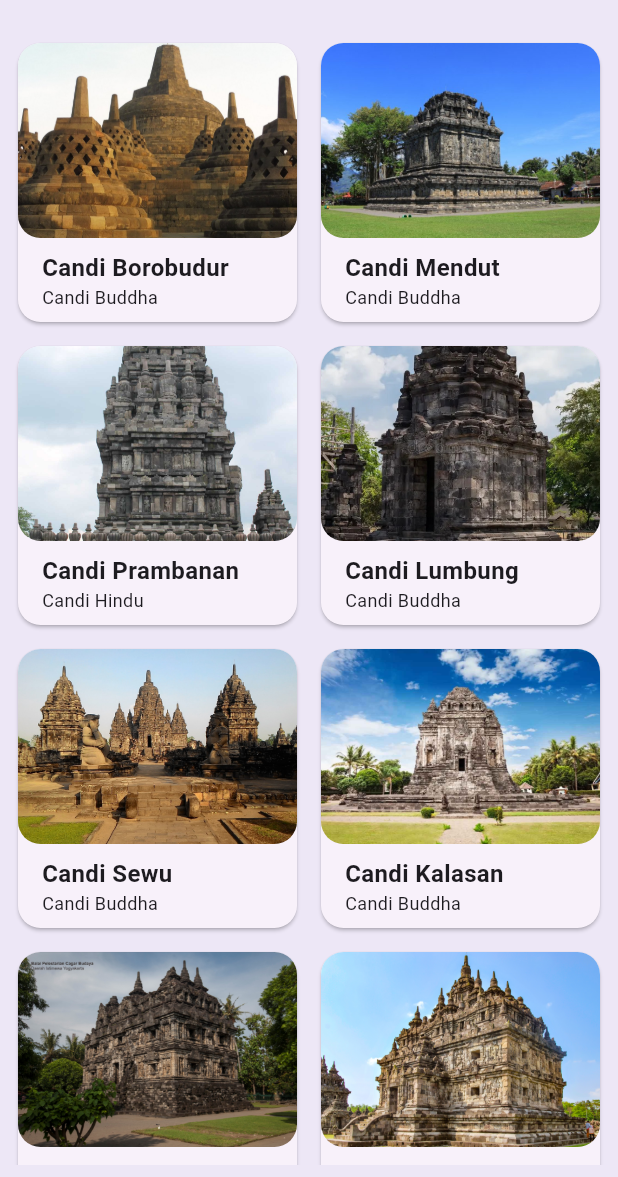
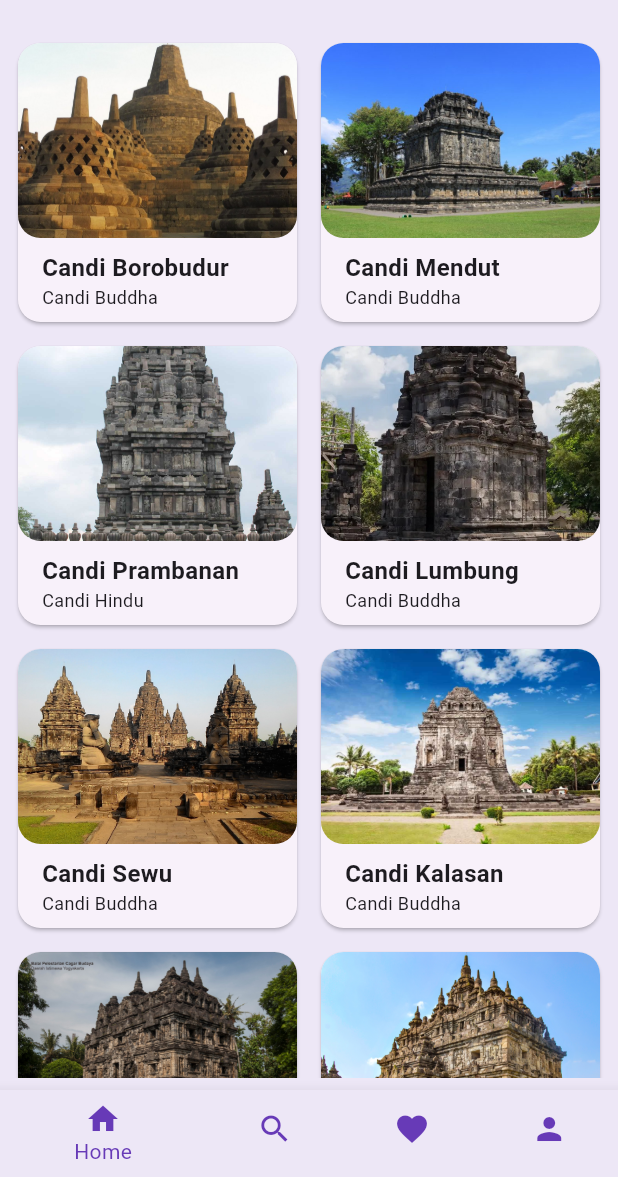
Before and after one commit to wahyudialfurqon/11_WisataCandi_WahyudiAlfurqon, a Flutter app: the screen it shows after launch, on a phone screen of 412 x 824 dp, the part 59-1236 px from its top. Run offline on Flutter 3.47's test engine with Material 3 defaults, Android fonts, the phone set to English and light mode, and no system bars.

Commit message:
Add Navigation Bar & Routes pada SS

```diff
--- a/lib/main.dart
+++ b/lib/main.dart
@@ -1,6 +1,7 @@
 import 'package:flutter/material.dart';
 import 'package:wisata_candi_wahyu/data/candi_data.dart';
 import 'package:wisata_candi_wahyu/screens/detail_screen.dart';
+import 'package:wisata_candi_wahyu/screens/favorite_screen.dart';
 import 'package:wisata_candi_wahyu/screens/home_screen.dart';
 import 'package:wisata_candi_wahyu/screens/profile_screen.dart';
 import 'package:wisata_candi_wahyu/screens/search_screen.dart';
@@ -25,7 +26,7 @@
             color: Colors.deepPurple,
             fontSize: 20,
             fontWeight: FontWeight.bold,
-          )
+          ),
         ),
         colorScheme: ColorScheme.fromSeed(seedColor: Colors.deepPurple).copyWith(
           primary: Colors.deepPurple,
@@ -38,7 +39,77 @@
       // home: const SignInScreen(),
       // home: const SignUpScreen(),
       // home: const SearchScreen(),
-      home: const HomeScreen(),
+      // home: const HomeScreen(),
+      home: MainScreen(),
     );
   }
 }
+
+class MainScreen extends StatefulWidget {
+  const MainScreen({super.key});
+
+  @override
+  State<MainScreen> createState() => _MainScreenState();
+}
+
+class _MainScreenState extends State<MainScreen> {
+  int _currentIndex = 0;
+
+  final List<Widget> _children = [
+    const HomeScreen(),
+    const SearchScreen(),
+    const FavoriteScreen(),
+    const ProfileScreen(),
+  ];
+
+  void onTabTapped(int index) {
+    setState(() {
+      _currentIndex = index;
+    });
+  }
+
+  @override
+  Widget build(BuildContext context) {
+    return Scaffold(
+      body: _children[_currentIndex],
+      bottomNavigationBar: Theme(
+        data: Theme.of(context).copyWith(
+          canvasColor: Colors.deepPurple[50],
+        ),
+        child: BottomNavigationBar(
+          selectedItemColor: Colors.deepPurple,
+          unselectedItemColor: Colors.deepPurple[100],
+          showSelectedLabels: true,
+          currentIndex: _currentIndex,
+          onTap: (index){
+            setState(() {
+              _currentIndex = index;
+            });
+          },
+          items: const [
+            BottomNavigationBarItem(
+              icon: Icon(Icons.home,
+              color: Colors.deepPurple,),
+              label: 'Home',
+            ),
+            BottomNavigationBarItem(
+              icon: Icon(Icons.search,
+              color: Colors.deepPurple,),
+              label: 'Search',
+            ),
+            BottomNavigationBarItem(
+              icon: Icon(Icons.favorite,
+              color: Colors.deepPurple,),
+              label: 'Favorite',
+            ),
+            BottomNavigationBarItem(
+              icon: Icon(Icons.person,
+              color: Colors.deepPurple,),
+              label: 'Profile',
+            ),
+          ],
+        ),
+      ),
+    );
+  }
+}
```
Also changed, not shown: lib/screens/favorite_screen.dart (added, +15 -0 lines), lib/screens/search_screen.dart (+12 -1 lines).
